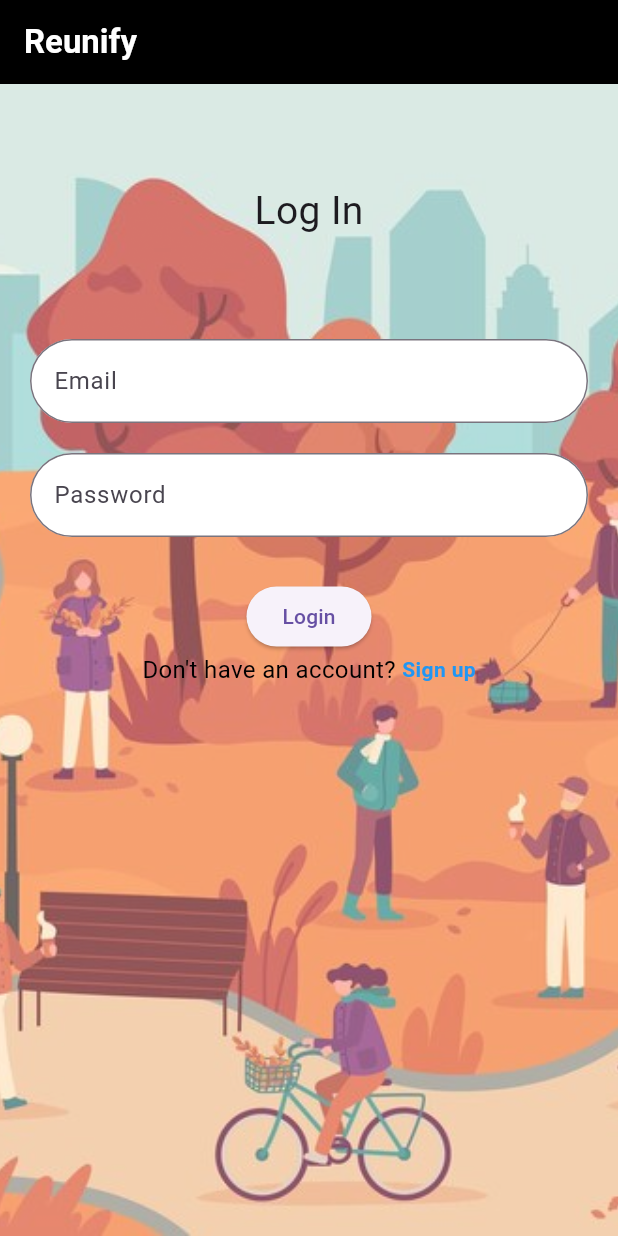
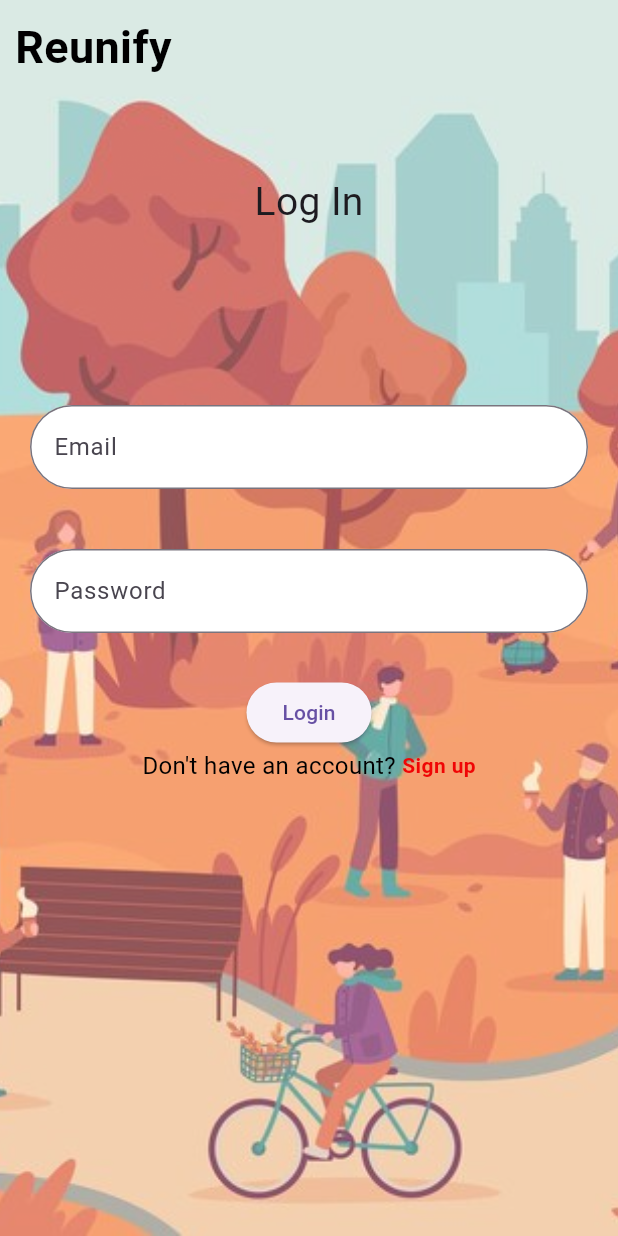
Before and after one commit to Adharshk-ks/Reunify, a Flutter app: the screen it shows after launch, on a phone screen of 412 x 824 dp. Run offline on Flutter 3.47's test engine with Material 3 defaults, Android fonts, the light colour scheme and no system bars.

Commit message:
appbar removed

```diff
--- a/lib/login_page.dart
+++ b/lib/login_page.dart
@@ -13,16 +13,6 @@ class _LoginPageState extends State<LoginPage> {
   Widget build(BuildContext context) {
     return SafeArea(
       child: Scaffold(
-        appBar: AppBar(
-          title: const Text(
-            "Reunify",
-            style: TextStyle(
-              color: Colors.white,
-              fontWeight: FontWeight.bold,
-            ),
-          ),
-          backgroundColor: Colors.black,
-        ),
         body: Stack(
           children: [
             Image.asset(
@@ -31,12 +21,25 @@ class _LoginPageState extends State<LoginPage> {
               height: double.infinity,
               opacity: const AlwaysStoppedAnimation(.75),
             ),
+            Container(
+              margin: const EdgeInsets.all(10),
+              height: 60,
+              width: double.infinity,
+              child: Text(
+                "Reunify",
+                style: TextStyle(
+                  color: signUp ? Colors.white : Colors.black,
+                  fontWeight: FontWeight.bold,
+                  fontSize: 30,
+                ),
+              ),
+            ),
             Padding(
               padding: const EdgeInsets.all(10),
               child: ListView(
                 children: [
                   SizedBox(
-                    height: 150,
+                    height: signUp ? 200 : 250,
                     child: Center(
                       child: Text(
                         signUp ? "Sign Up" : "Log In",
@@ -122,6 +125,11 @@ class _LoginPageState extends State<LoginPage> {
                             ),
                           ),
                         ),
+                        signUp
+                            ? Container()
+                            : const SizedBox(
+                                height: 20,
+                              ),
                         Container(
                           margin: const EdgeInsets.all(10),
                           decoration: BoxDecoration(
@@ -131,7 +139,7 @@ class _LoginPageState extends State<LoginPage> {
                           child: TextField(
                             obscureText: true,
                             decoration: InputDecoration(
-                              hintText: signUp ? "Create Password": "Password",
+                              hintText: signUp ? "Create Password" : "Password",
                               border: const OutlineInputBorder(
                                 borderRadius: BorderRadius.all(
                                   Radius.circular(40),
@@ -161,7 +169,7 @@ class _LoginPageState extends State<LoginPage> {
                               )
                             : Container(),
                         Padding(
-                          padding: const EdgeInsets.only(top:19),
+                          padding: const EdgeInsets.only(top: 19),
                           child: ElevatedButton(
                             onPressed: () {},
                             child: Text(signUp ? "SignUp" : "Login"),
@@ -185,8 +193,10 @@ class _LoginPageState extends State<LoginPage> {
                                 },
                                 child: Text(
                                   signUp ? " Login" : 'Sign up',
-                                  style: const TextStyle(
-                                    color: Colors.blue,
+                                  style: TextStyle(
+                                    color: signUp
+                                        ? Colors.white
+                                        : Color.fromARGB(255, 240, 5, 5),
                                     fontWeight: FontWeight.bold,
                                   ),
                                 ),
```
